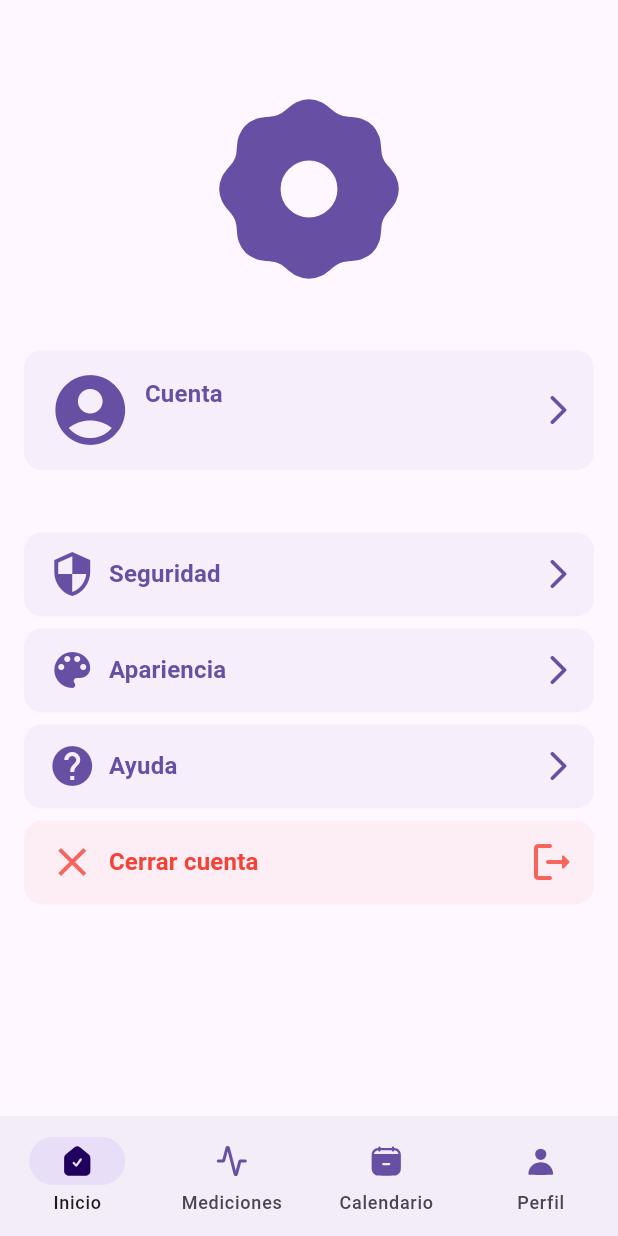
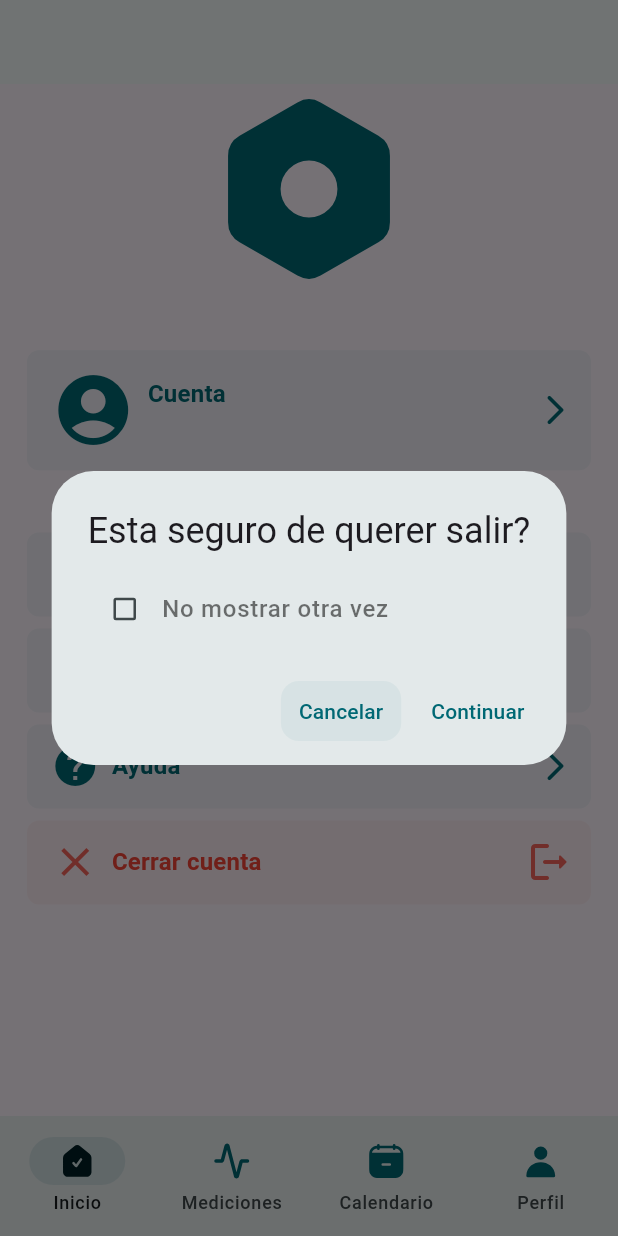
Before and after one commit to palmerovicdev/harmoni, a Flutter app: the MyProfileSettingPage screen opened by its route, after a tap on "Cerrar cuenta", on a phone screen of 412 x 824 dp. Run offline on Flutter 3.47's test engine with Material 3 defaults, Android fonts, the phone set to English and light mode, and no system bars; our stand-ins replace bloc, dio, drift, equatable, flutter_bloc, flutter_svg and 3 more; missing offline and left inert: crypt; accounts and stored records are empty; generated files the repository leaves out were written again; statements that could not run were skipped.

Commit message:
feat: add are you sure? widget

```diff
--- a/lib/core/helpers/utils.dart
+++ b/lib/core/helpers/utils.dart
@@ -29,3 +29,100 @@ void showErrorDialog(BuildContext context, String errorMessage) {
     },
   );
 }
+
+Future<void> showConditionalDialog(
+  BuildContext context,
+  String message, {
+  required Function() onAcceptPressed,
+}) async {
+  await showDialog(
+    context: context,
+    builder: (context) {
+      var screenWidth = MediaQuery.sizeOf(context).width;
+      return AlertDialog(
+        title: Text(message),
+        insetPadding: EdgeInsets.all(2),
+        actionsPadding: EdgeInsets.only(bottom: 12, right: 16),
+        content: SizedBox(
+          height: 40,
+          child: Row(
+            children: [
+              CheckBoxWidget(
+                screenWidth: screenWidth,
+              ),
+              RichText(
+                text: TextSpan(
+                  children: [
+                    TextSpan(
+                      text: 'No mostrar otra vez',
+                      style: Theme.of(context).textTheme.bodyLarge?.copyWith(
+                            color: Colors.black54,
+                            fontWeight: FontWeight.w500,
+                          ),
+                    ),
+                  ],
+                ),
+                softWrap: true,
+              ),
+            ],
+          ),
+        ),
+        actions: [
+          TextButton(
+            style: ButtonStyle(
+              overlayColor: WidgetStatePropertyAll(Theme.of(context).colorScheme.primary.withOpacity(0.05)),
+              surfaceTintColor: WidgetStatePropertyAll(Theme.of(context).colorScheme.primary.withOpacity(0.05)),
+              backgroundColor: WidgetStatePropertyAll(Theme.of(context).colorScheme.primary.withOpacity(0.05)),
+              shape: WidgetStatePropertyAll(RoundedRectangleBorder(
+                borderRadius: BorderRadiusDirectional.circular(12)
+              ))
+            ),
+            onPressed: () {
+              Navigator.of(context).pop();
+            },
+            child: const Text("Cancelar"),
+          ),
+          TextButton(
+            onPressed: () {
+              onAcceptPressed.call();
+              Navigator.of(context).pop();
+            },
+            child: const Text("Continuar"),
+          ),
+        ],
+      );
+    },
+  );
+}
+
+class CheckBoxWidget extends StatefulWidget {
+  const CheckBoxWidget({
+    super.key,
+    required this.screenWidth,
+  });
+
+  final double screenWidth;
+
+  @override
+  State<CheckBoxWidget> createState() => _CheckBoxWidgetState();
+}
+
+class _CheckBoxWidgetState extends State<CheckBoxWidget> {
+  var isChecked = false;
+
+  @override
+  Widget build(BuildContext context) {
+    return SizedBox(
+      width: widget.screenWidth * 0.12,
+      child: FittedBox(
+        fit: BoxFit.scaleDown,
+        child: Checkbox(
+          value: isChecked,
+          onChanged: (value) => setState(() {
+            isChecked = value ?? false;
+          }),
+        ),
+      ),
+    );
+  }
+}
--- a/lib/core/widgets/navigation_menu.dart
+++ b/lib/core/widgets/navigation_menu.dart
@@ -17,6 +17,8 @@ class NavigationMenu extends StatelessWidget {
       height: 80,
       elevation: 0,
       selectedIndex: selectedIndex,
+      indicatorColor: Theme.of(context).colorScheme.primary.withOpacity(0.1),
+      overlayColor: WidgetStatePropertyAll(Theme.of(context).colorScheme.primary.withOpacity(0.1)),
       onDestinationSelected: (value) {
         getHomeService().currentLocationIndex = value;
         context.goNamed(navigationLocations[value]['destination'] ?? '/home');
@@ -27,11 +29,13 @@ class NavigationMenu extends StatelessWidget {
               icon: SvgPicture.asset(
                 e['icon'] ?? '',
                 colorFilter: ColorFilter.mode(Theme.of(context).colorScheme.primary, BlendMode.srcIn),
+                height: 28,
               ),
               label: e['name'] ?? '',
               selectedIcon: SvgPicture.asset(
                 e['iconActive'] ?? '',
                 colorFilter: ColorFilter.mode(Theme.of(context).colorScheme.onPrimaryFixed, BlendMode.srcIn),
+                height: 26,
               ),
             ),
           )
--- a/lib/features/my_profile/presentation/state_management/my_profile_setting/my_profile_setting_cubit.dart
+++ b/lib/features/my_profile/presentation/state_management/my_profile_setting/my_profile_setting_cubit.dart
@@ -1,8 +1,14 @@
 import 'package:bloc/bloc.dart';
 import 'package:equatable/equatable.dart';
+import 'package:harmoni/core/service_locator/service_locator.dart';
 
 part 'my_profile_setting_state.dart';
 
 class MyProfileSettingCubit extends Cubit<MyProfileSettingState> {
   MyProfileSettingCubit() : super(MyProfileSettingInitial());
+
+  void signOut() {
+    getMyProfileService().userProfile = null;
+    getHomeService().currentLocationIndex = 0;
+  }
 }
--- a/lib/features/settings/presentation/page/my_profile_setting_page.dart
+++ b/lib/features/settings/presentation/page/my_profile_setting_page.dart
@@ -1,9 +1,12 @@
 import 'package:flutter/material.dart';
 import 'package:flutter_bloc/flutter_bloc.dart';
 import 'package:flutter_svg/svg.dart';
+import 'package:go_router/go_router.dart';
 import 'package:harmoni/core/service_locator/service_locator.dart';
 import 'package:harmoni/features/my_profile/presentation/state_management/my_profile_setting/my_profile_setting_cubit.dart';
+import 'package:harmoni/router/general_routes.dart';
 
+import '../../../../core/helpers/utils.dart';
 import '../../../../core/widgets/spacer.dart';
 import '../../../../generated/assets.dart';
 import '../widget/setting_action_widget.dart';
@@ -72,7 +75,19 @@ class MyProfileSettingPage extends StatelessWidget {
               color: Colors.red.withOpacity(0.8),
             ),
             "color": Colors.red,
-            "onPressed": () {},
+            "onPressed": () async {
+              var shouldContinue = false;
+              await showConditionalDialog(
+                context,
+                'Esta seguro de querer salir?',
+                onAcceptPressed: () => shouldContinue = true,
+              );
+              if (!shouldContinue) return;
+              if(context.mounted) {
+                context.read<MyProfileSettingCubit>().signOut();
+                context.goNamed(HomeRoute.home.data.name);
+              }
+            },
           }
         ];
 
@@ -84,7 +99,7 @@ class MyProfileSettingPage extends StatelessWidget {
               children: [
                 Center(
                   child: SvgPicture.asset(
-                    Assets.coreCog,
+                    Assets.coreCog1,
                     colorFilter: ColorFilter.mode(Theme.of(context).colorScheme.primary, BlendMode.srcIn),
                     height: 140,
                   ),
--- a/lib/features/settings/presentation/widget/setting_action_widget.dart
+++ b/lib/features/settings/presentation/widget/setting_action_widget.dart
@@ -25,16 +25,16 @@ class SettingActionWidget extends StatelessWidget {
     var colorWitOpacity = color?.withOpacity(0.05);
     var primaryWithOpacity = Theme.of(context).colorScheme.primary.withOpacity(0.1);
     return Padding(
-      padding: const EdgeInsets.symmetric(horizontal: 16.0, vertical: 4.0),
+      padding: const EdgeInsets.symmetric(horizontal: 18.0, vertical: 4.0),
       child: InkWell(
         splashColor: colorWitOpacity ?? primaryWithOpacity,
         highlightColor: colorWitOpacity ?? primaryWithOpacity,
         hoverColor: colorWitOpacity ?? primaryWithOpacity,
-        borderRadius: BorderRadius.circular(12),
+        borderRadius: BorderRadius.circular(8),
         onTap: onPressed,
         child: Container(
           decoration: BoxDecoration(
-            borderRadius: BorderRadius.circular(12),
+            borderRadius: BorderRadius.circular(8),
             color: colorWitOpacity,
           ),
           child: Padding(
--- a/lib/main.dart
+++ b/lib/main.dart
@@ -39,6 +39,14 @@ class Harmoni extends StatelessWidget {
         BlocProvider(create: (context) => MyProfileSettingCubit()),
       ],
       child: MaterialApp.router(
+        theme: ThemeData.light(
+          useMaterial3: true,
+        ).copyWith(
+          colorScheme: ColorScheme.fromSeed(
+            seedColor: Colors.white,
+            brightness: Brightness.light,
+          ),
+        ),
         title: 'Material App',
         debugShowCheckedModeBanner: false,
         routerConfig: router,
```
Also changed, not shown: assets/general/core/cog_1.svg (added), lib/generated/assets.dart.
